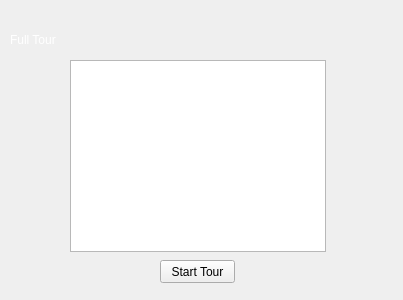
Before: the Qt Designer form fulltour.ui in DuncanBauer/WineryTours, drawn with Qt 5.
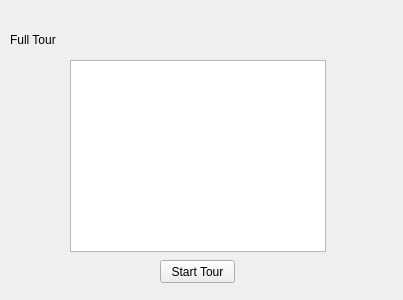
After: the same form once the commit is applied. Icons and pictures are not drawn.

```diff
--- a/fulltour.ui
+++ b/fulltour.ui
@@ -29,7 +29,7 @@
     <string notr="true">font: italic 26pt &quot;Zapfino&quot;;</string>
    </property>
    <property name="text">
-    <string>&lt;html&gt;&lt;head/&gt;&lt;body&gt;&lt;p&gt;&lt;span style=&quot; color:#ffffff;&quot;&gt;Full Tour&lt;/span&gt;&lt;/p&gt;&lt;/body&gt;&lt;/html&gt;</string>
+    <string>&lt;html&gt;&lt;head/&gt;&lt;body&gt;&lt;p&gt;&lt;span style=&quot; color:#000000;&quot;&gt;Full Tour&lt;/span&gt;&lt;/p&gt;&lt;/body&gt;&lt;/html&gt;</string>
    </property>
   </widget>
   <widget class="QPushButton" name="pushButton">
```
Left out of the diff: 2 changed lines with no effect on the pictures.
